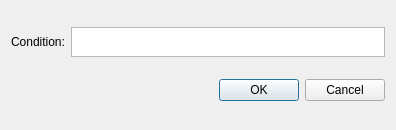
First picture: the form in UI/conditional.ui, repository mlopeza/QRex, before the edit.
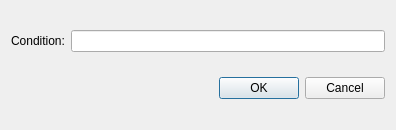
Second picture: the form after the edit.

What changed in the file:
```diff
--- a/UI/conditional.ui
+++ b/UI/conditional.ui
@@ -45,19 +45,13 @@
       </widget>
      </item>
      <item>
-      <widget class="QPlainTextEdit" name="conditionText">
+      <widget class="QLineEdit" name="conditionText">
        <property name="minimumSize">
         <size>
          <width>300</width>
          <height>0</height>
         </size>
        </property>
-       <property name="maximumSize">
-        <size>
-         <width>16777215</width>
-         <height>30</height>
-        </size>
-       </property>
       </widget>
      </item>
     </layout>
```
Left out of the diff: 8 changed lines with no effect on the pictures.
